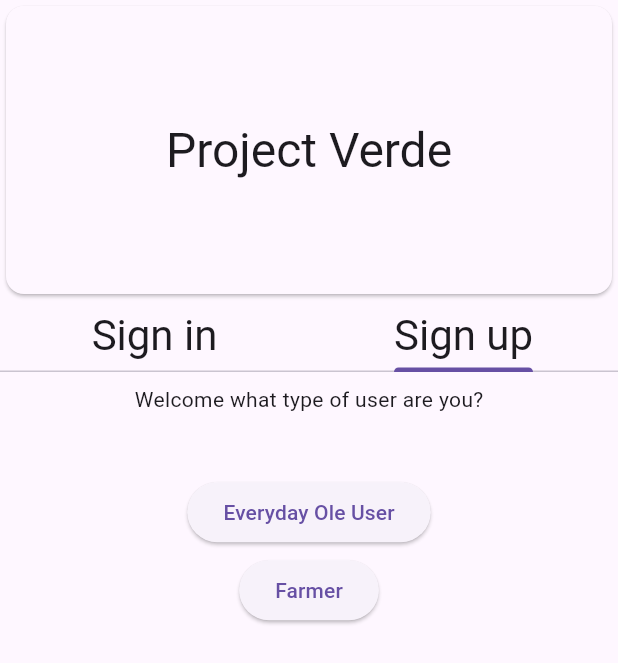
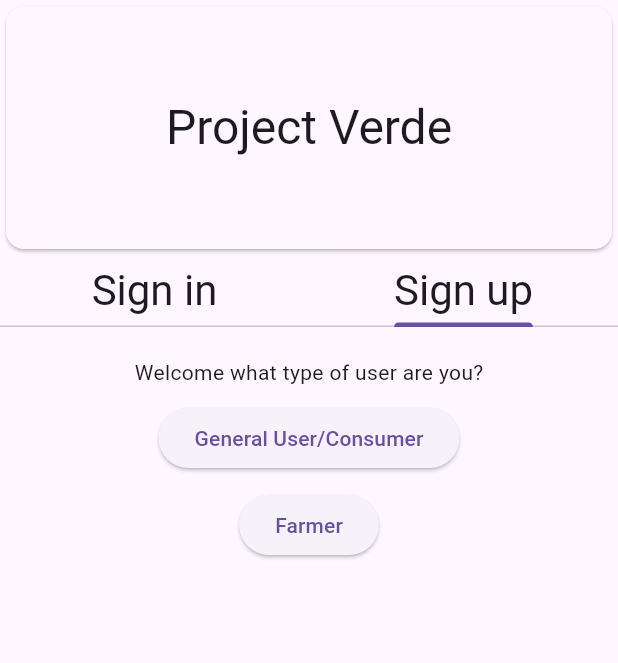
Before and after one commit to Astrobotical/projectVerde, a Flutter app: the screen it shows after launch, tab 2 chosen, on a phone screen of 412 x 824 dp. Shown: the top 663 px of the screen. Run offline on Flutter 3.47's test engine with Material 3 defaults, Android fonts, the phone set to English and light mode, and no system bars; our stand-ins replace bloc, flutter_bloc.

Commit message:
#Added: the ordersbloc and made minor changes to the registrationtoggle.dart and authMain.dart pages.

```diff
--- a/lib/authentication/authMain.dart
+++ b/lib/authentication/authMain.dart
@@ -30,17 +30,13 @@ class _authMainState extends State<authMain> with TickerProviderStateMixin {
         body: Column(
   children: [
     SizedBox(
-      height: 200,
+      height: 170,
       child: Card(
         color: Theme.of(context).colorScheme.surface,
-        child: Column(
-          mainAxisAlignment: MainAxisAlignment.center,
-          children: [
+        child:
             Center(
               child: Text("Project Verde",
-                  style: Theme.of(context).textTheme.headlineLarge)),
-          ],
-        ),
+                  style: Theme.of(context).textTheme.headlineLarge))
       ),
     ),
     DefaultTabController(
--- a/lib/authentication/signUp/registrationtoggle.dart
+++ b/lib/authentication/signUp/registrationtoggle.dart
@@ -10,11 +10,11 @@ class Registrationtoggle extends StatelessWidget {
       height: MediaQuery.of(context).size.height * 5,
       child: Column(
         children: [
-            SizedBox(height: MediaQuery.of(context).size.height * 0.01),
+            SizedBox(height: 20),
           Text("Welcome what type of user are you?"),
-          SizedBox(height: MediaQuery.of(context).size.height * 0.05),
-          ElevatedButton(onPressed: (){}, child: Text("Everyday Ole User")),
-         SizedBox(height: MediaQuery.of(context).size.height * 0.005),
+          SizedBox(height: 10),
+          ElevatedButton(onPressed: (){}, child: Text("General User/Consumer")),
+           SizedBox(height: 10),
          ElevatedButton(onPressed: (){}, child: Text("Farmer"))
         ],
       ),
--- a/lib/main.dart
+++ b/lib/main.dart
@@ -2,12 +2,14 @@ import 'package:flutter/material.dart';
 import 'package:flutter_bloc/flutter_bloc.dart';
 import 'state/authentication/authentication_bloc.dart';
 import 'authentication/authMain.dart';
+import 'state/orders/orders_bloc.dart';
 void main() {
   runApp(
       MultiBlocProvider(
           providers:[
-         BlocProvider<AuthenticationBloc>(create: (context)=>AuthenticationBloc(),
-         )
+         BlocProvider<AuthenticationBloc>(create: (context)=>AuthenticationBloc()),
+           BlocProvider<OrdersBloc>(create:(context)=>OrdersBloc()),
+
       ]
           , child: MaterialApp(
             debugShowCheckedModeBanner: false,
--- /dev/null
+++ b/lib/state/orders/orders_event.dart
@@ -0,0 +1,4 @@
+part of 'orders_bloc.dart';
+
+@immutable
+sealed class OrdersEvent {}
--- /dev/null
+++ b/lib/state/orders/orders_state.dart
@@ -0,0 +1,6 @@
+part of 'orders_bloc.dart';
+
+@immutable
+sealed class OrdersState {}
+
+final class OrdersInitial extends OrdersState {}
```
Also changed, not shown: lib/state/orders/orders_bloc.dart (added, +13 -0 lines), lib/views/farmer/viewOrders.dart (+9 -0 lines), 2 other files.
